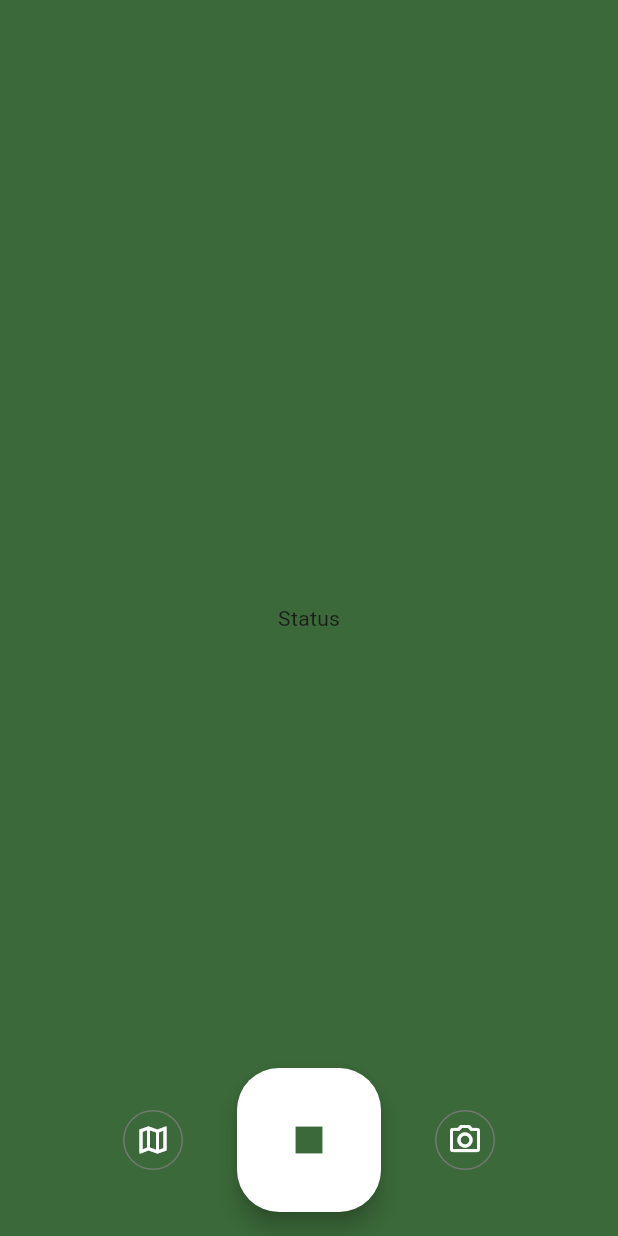
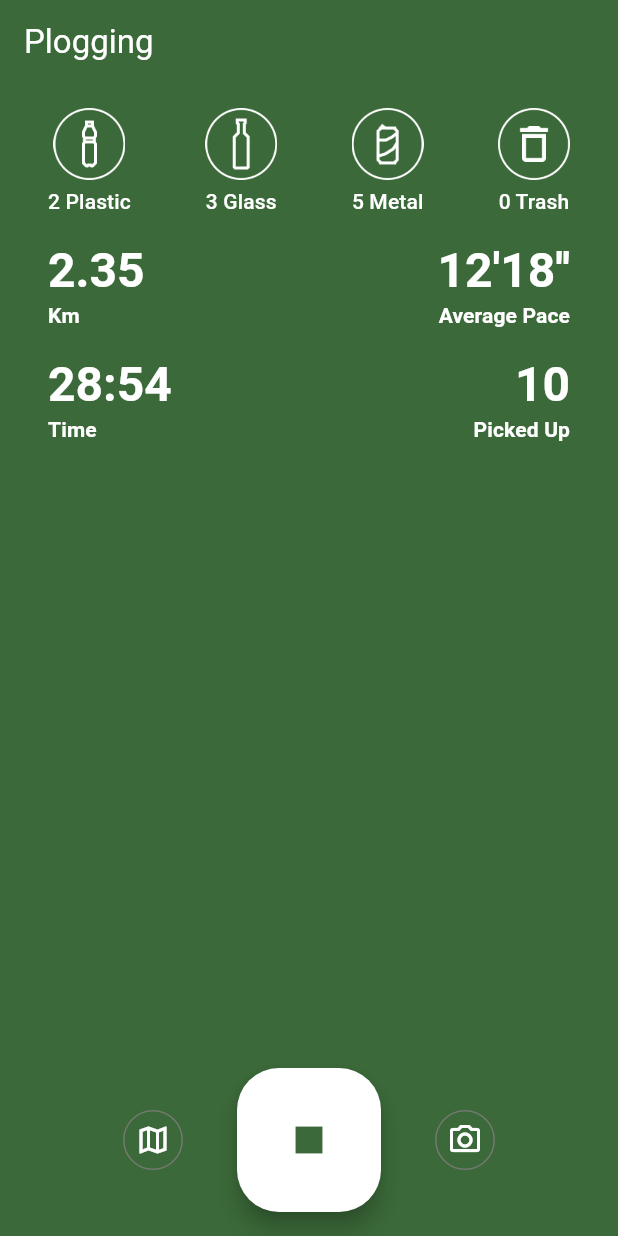
Before and after one commit to seungho-jinhee/Plogger, a Flutter app: the PloggingStatusView screen opened directly, on a phone screen of 412 x 824 dp. Run offline on Flutter 3.47's test engine with Material 2 defaults, Android fonts, the light colour scheme and no system bars; our stand-ins replace geolocator, google_maps_flutter, permission_handler.

Commit message:
feat: status UI

```diff
--- a/lib/view/plogging_map_view.dart
+++ b/lib/view/plogging_map_view.dart
@@ -1,4 +1,5 @@
 import 'package:flutter/material.dart';
+import 'package:plogger/view/plogging_view.dart';
 
 class PloggingMapView extends StatelessWidget {
   const PloggingMapView({super.key});
@@ -17,9 +18,11 @@ class PloggingMapView extends StatelessWidget {
     }
 
     return Scaffold(
-      body: const Center(
-        child: Text('Map'),
+      appBar: AppBar(
+        automaticallyImplyLeading: false,
+        title: const Text('Map'),
       ),
+      body: const PloggingView(),
       floatingActionButton: buildFloatingActionButton(),
       floatingActionButtonLocation: FloatingActionButtonLocation.centerFloat,
     );
--- a/lib/view/plogging_status_view.dart
+++ b/lib/view/plogging_status_view.dart
@@ -1,4 +1,5 @@
 import 'package:flutter/material.dart';
+import 'package:flutter/services.dart';
 import 'package:plogger/view/plogging_camera_view.dart';
 import 'package:plogger/view/plogging_map_view.dart';
 
@@ -8,6 +9,7 @@ class PloggingStatusView extends StatelessWidget {
   @override
   Widget build(BuildContext context) {
     ColorScheme cs = Theme.of(context).colorScheme;
+    TextTheme tt = Theme.of(context).textTheme;
 
     Widget buildFloatingActionButton() {
       return FloatingActionButton.large(
@@ -15,6 +17,149 @@ class PloggingStatusView extends StatelessWidget {
         backgroundColor: cs.onPrimary,
         foregroundColor: cs.primary,
         child: const Icon(Icons.stop),
+      );
+    }
+
+    Widget buildStatus() {
+      return Padding(
+        padding: EdgeInsets.symmetric(vertical: 16, horizontal: 32),
+        child: Column(
+          children: [
+            Row(
+              mainAxisAlignment: MainAxisAlignment.spaceBetween,
+              children: [
+                Column(
+                  children: [
+                    Image.asset('assets/bottle.png', width: 48, height: 48),
+                    const SizedBox(height: 4),
+                    Text(
+                      '2 Plastic',
+                      style: tt.labelLarge?.copyWith(color: cs.onPrimary),
+                    )
+                  ],
+                ),
+                Column(
+                  children: [
+                    Image.asset('assets/glass.png', width: 48, height: 48),
+                    const SizedBox(height: 4),
+                    Text(
+                      '3 Glass',
+                      style: tt.labelLarge?.copyWith(color: cs.onPrimary),
+                    )
+                  ],
+                ),
+                Column(
+                  children: [
+                    Image.asset('assets/can.png', width: 48, height: 48),
+                    const SizedBox(height: 4),
+                    Text(
+                      '5 Metal',
+                      style: tt.labelLarge?.copyWith(color: cs.onPrimary),
+                    )
+                  ],
+                ),
+                Column(
+                  children: [
+                    Image.asset('assets/trash.png', width: 48, height: 48),
+                    const SizedBox(height: 4),
+                    Text(
+                      '0 Trash',
+                      style: tt.labelLarge?.copyWith(color: cs.onPrimary),
+                    )
+                  ],
+                ),
+              ],
+            ),
+            const SizedBox(height: 16),
+            Row(
+              mainAxisAlignment: MainAxisAlignment.spaceBetween,
+              children: [
+                Column(
+                  crossAxisAlignment: CrossAxisAlignment.start,
+                  children: [
+                    Text(
+                      '2.35',
+                      style: tt.headlineLarge?.copyWith(
+                        color: cs.onPrimary,
+                        fontWeight: FontWeight.bold,
+                      ),
+                    ),
+                    Text(
+                      'Km',
+                      style: tt.titleSmall?.copyWith(
+                        color: cs.onPrimary,
+                        fontWeight: FontWeight.bold,
+                      ),
+                    )
+                  ],
+                ),
+                Column(
+                  crossAxisAlignment: CrossAxisAlignment.end,
+                  children: [
+                    Text(
+                      '12\'18\'\'',
+                      style: tt.headlineLarge?.copyWith(
+                        color: cs.onPrimary,
+                        fontWeight: FontWeight.bold,
+                      ),
+                    ),
+                    Text(
+                      'Average Pace',
+                      style: tt.titleSmall?.copyWith(
+                        color: cs.onPrimary,
+                        fontWeight: FontWeight.bold,
+                      ),
+                    )
+                  ],
+                ),
+              ],
+            ),
+            const SizedBox(height: 16),
+            Row(
+              mainAxisAlignment: MainAxisAlignment.spaceBetween,
+              children: [
+                Column(
+                  crossAxisAlignment: CrossAxisAlignment.start,
+                  children: [
+                    Text(
+                      '28:54',
+                      style: tt.headlineLarge?.copyWith(
+                        color: cs.onPrimary,
+                        fontWeight: FontWeight.bold,
+                      ),
+                    ),
+                    Text(
+                      'Time',
+                      style: tt.titleSmall?.copyWith(
+                        color: cs.onPrimary,
+                        fontWeight: FontWeight.bold,
+                      ),
+                    )
+                  ],
+                ),
+                Column(
+                  crossAxisAlignment: CrossAxisAlignment.end,
+                  children: [
+                    Text(
+                      '10',
+                      style: tt.headlineLarge?.copyWith(
+                        color: cs.onPrimary,
+                        fontWeight: FontWeight.bold,
+                      ),
+                    ),
+                    Text(
+                      'Picked Up',
+                      style: tt.titleSmall?.copyWith(
+                        color: cs.onPrimary,
+                        fontWeight: FontWeight.bold,
+                      ),
+                    )
+                  ],
+                ),
+              ],
+            ),
+          ],
+        ),
       );
     }
 
@@ -85,11 +230,19 @@ class PloggingStatusView extends StatelessWidget {
 
     return Scaffold(
       backgroundColor: cs.primary,
+      appBar: AppBar(
+        automaticallyImplyLeading: false,
+        title: const Text('Plogging'),
+        backgroundColor: cs.primary,
+        foregroundColor: cs.onPrimary,
+        systemOverlayStyle: const SystemUiOverlayStyle(
+          statusBarColor: Colors.transparent,
+          statusBarIconBrightness: Brightness.light,
+        ),
+      ),
       body: Stack(
         children: [
-          const Center(
-            child: Text('Status'),
-          ),
+          buildStatus(),
           buildIconButtons(),
         ],
       ),
--- a/lib/view/plogging_view.dart
+++ b/lib/view/plogging_view.dart
@@ -7,6 +7,7 @@ class PloggingView extends StatelessWidget {
 
   @override
   Widget build(BuildContext context) {
+    ColorScheme cs = Theme.of(context).colorScheme;
     TextTheme tt = Theme.of(context).textTheme;
 
     return Padding(
@@ -25,13 +26,21 @@ class PloggingView extends StatelessWidget {
               future: Future(() => Geolocator.getCurrentPosition()),
               builder: (context, snapshot) {
                 return snapshot.hasData
-                    ? GoogleMap(
-                        initialCameraPosition: CameraPosition(
-                          target: LatLng(
-                            snapshot.data!.latitude,
-                            snapshot.data!.longitude,
+                    // ? GoogleMap(
+                    //     initialCameraPosition: CameraPosition(
+                    //       target: LatLng(
+                    //         snapshot.data!.latitude,
+                    //         snapshot.data!.longitude,
+                    //       ),
+                    //       zoom: 17,
+                    //     ),
+                    //   )
+                    ? Container(
+                        decoration: BoxDecoration(
+                          color: cs.primaryContainer,
+                          borderRadius: const BorderRadius.all(
+                            Radius.circular(16),
                           ),
-                          zoom: 17,
                         ),
                       )
                     : const Center(
--- a/pubspec.yaml
+++ b/pubspec.yaml
@@ -19,4 +19,6 @@ dev_dependencies:
   flutter_lints: ^2.0.0
 
 flutter:
+  assets:
+    - assets/
   uses-material-design: true
```
Also changed, not shown: assets/bottle.png (added), assets/can.png (added), assets/glass.png (added), assets/trash.png (added).
